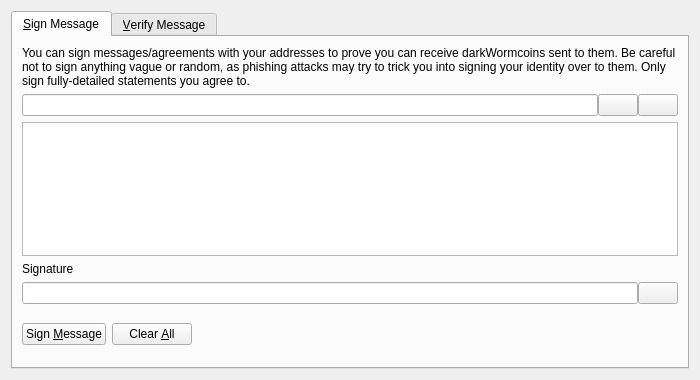
This is src/qt/forms/signverifymessagedialog.ui in DivisionStreetDevs/darkWormCoin-master as Qt 5 draws it before an edit. The edited form follows.
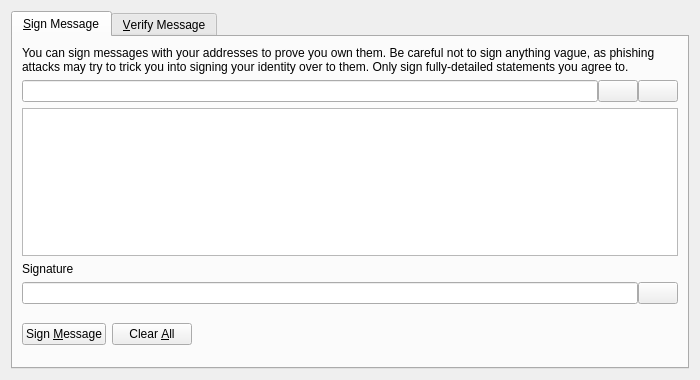
This is the edited form. Icons and pictures are not drawn. Custom widgets are drawn as their Qt base class.

What changed in the file:
```diff
--- a/src/qt/forms/signverifymessagedialog.ui
+++ b/src/qt/forms/signverifymessagedialog.ui
@@ -30,7 +30,7 @@
        <item>
         <widget class="QLabel" name="infoLabel_SM">
          <property name="text">
-          <string>You can sign messages/agreements with your addresses to prove you can receive darkWormcoins sent to them. Be careful not to sign anything vague or random, as phishing attacks may try to trick you into signing your identity over to them. Only sign fully-detailed statements you agree to.</string>
+          <string>You can sign messages with your addresses to prove you own them. Be careful not to sign anything vague, as phishing attacks may try to trick you into signing your identity over to them. Only sign fully-detailed statements you agree to.</string>
          </property>
          <property name="textFormat">
           <enum>Qt::PlainText</enum>
```
Left out of the diff: 10 changed lines with no effect on the pictures.
